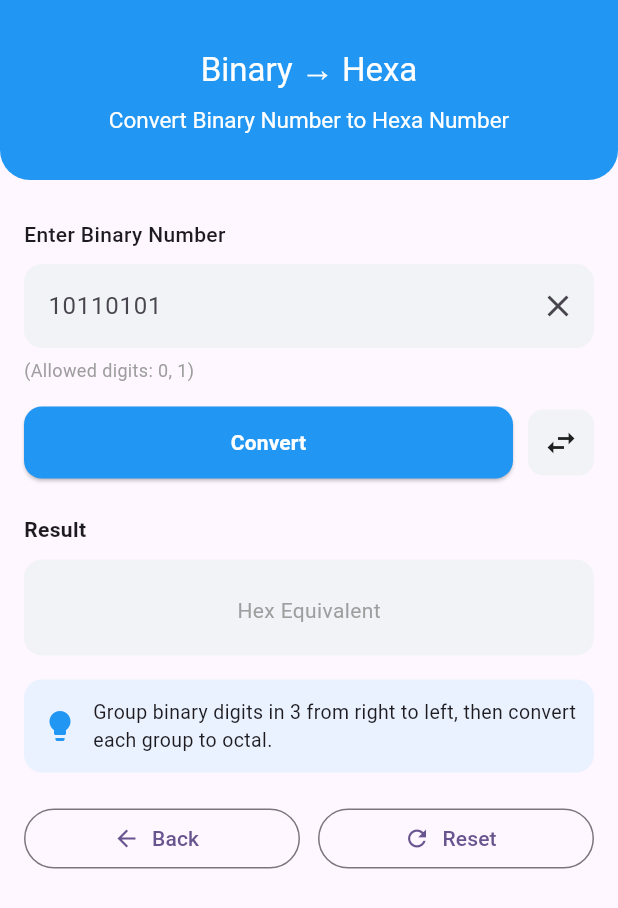
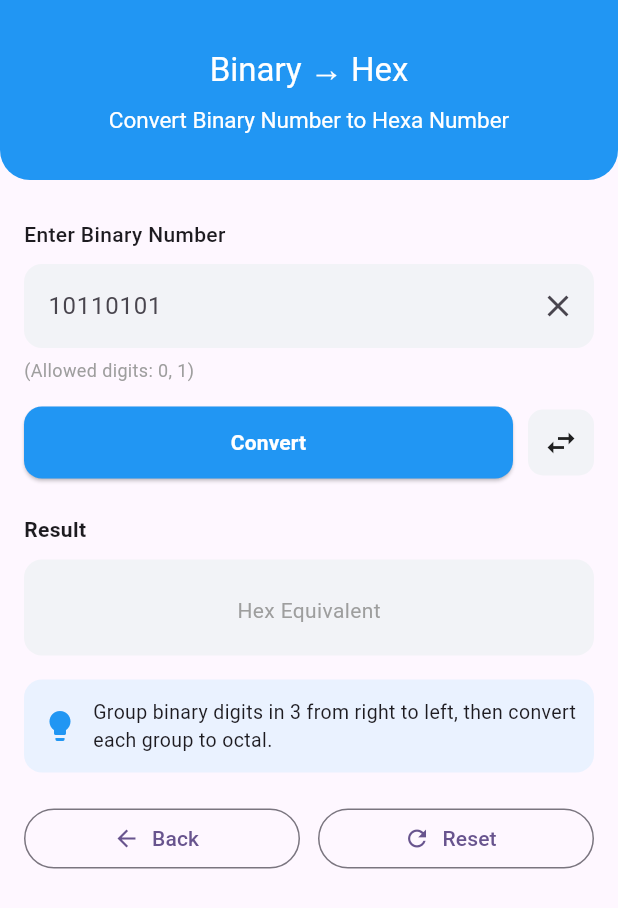
Before and after one commit to sakib2107/Number_System_App, a Flutter app: the BinaryToHexScreen screen opened directly, on a phone screen of 412 x 824 dp. Shown: the top 908 px of the screen. Run offline on Flutter 3.47's test engine with Material 3 defaults, Android fonts, the phone set to English and light mode, and no system bars.

Commit message:
update ui

```diff
--- a/lib/binary_to_hex.dart
+++ b/lib/binary_to_hex.dart
@@ -14,7 +14,7 @@ class BinaryToHexScreen extends StatelessWidget {
         title: Center(
           child: Column(
               children: [
-                const Text("Binary → Hexa",
+                const Text("Binary → Hex",
                   style: TextStyle(
                       color: Colors.white
                   ),),
```
